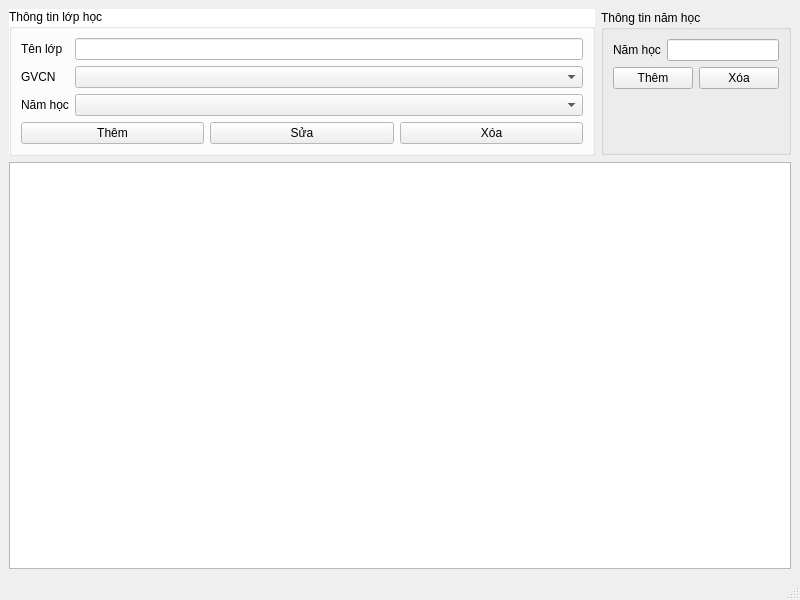
This is HongGrader/quanlylophoc.ui in vumari/HongGrader as Qt 5 draws it before an edit. The edited form follows.
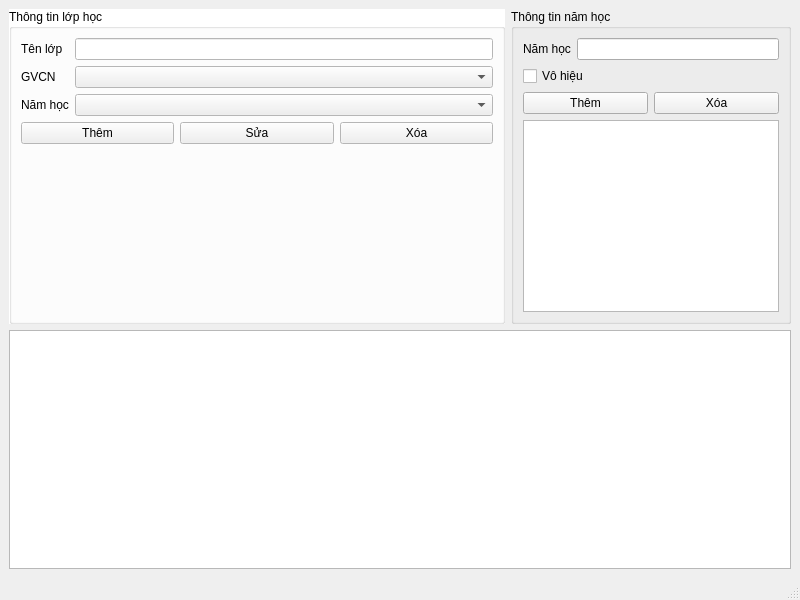
This is the edited form.

Patch:
```diff
--- a/HongGrader/quanlylophoc.ui
+++ b/HongGrader/quanlylophoc.ui
@@ -146,22 +146,6 @@
     </item>
     <item row="0" column="1">
      <layout class="QVBoxLayout" name="verticalLayout">
-      <item>
-       <spacer name="verticalSpacer">
-        <property name="orientation">
-         <enum>Qt::Orientation::Vertical</enum>
-        </property>
-        <property name="sizeType">
-         <enum>QSizePolicy::Policy::Preferred</enum>
-        </property>
-        <property name="sizeHint" stdset="0">
-         <size>
-          <width>20</width>
-          <height>1</height>
-         </size>
-        </property>
-       </spacer>
-      </item>
       <item>
        <widget class="QGroupBox" name="groupBox_2">
         <property name="sizePolicy">
@@ -173,8 +157,10 @@
         <property name="title">
          <string>Thông tin năm học</string>
         </property>
-        <layout class="QFormLayout" name="formLayout_2">
-         <item row="0" column="0">
+        <layout class="QVBoxLayout" name="verticalLayout_2">
+         <item>
+          <layout class="QHBoxLayout" name="horizontalLayout_2">
+           <item>
           <widget class="QLabel" name="label_4">
            <property name="text">
             <string>Năm học</string>
@@ -184,14 +170,23 @@
            </property>
           </widget>
          </item>
-         <item row="0" column="1">
+           <item>
           <widget class="QLineEdit" name="LEnamhocmoi">
            <property name="maxLength">
             <number>30</number>
            </property>
           </widget>
          </item>
-         <item row="1" column="0" colspan="2">
+          </layout>
+         </item>
+         <item>
+          <widget class="QCheckBox" name="checkBox">
+           <property name="text">
+            <string>Vô hiệu</string>
+           </property>
+          </widget>
+         </item>
+         <item>
           <layout class="QHBoxLayout" name="horizontalLayout">
            <item>
             <widget class="QPushButton" name="BTthemnamhoc">
@@ -209,24 +204,24 @@
            </item>
           </layout>
          </item>
-        </layout>
-       </widget>
-      </item>
       <item>
-       <spacer name="verticalSpacer_2">
-        <property name="orientation">
-         <enum>Qt::Orientation::Vertical</enum>
-        </property>
-        <property name="sizeType">
-         <enum>QSizePolicy::Policy::Preferred</enum>
-        </property>
-        <property name="sizeHint" stdset="0">
+          <widget class="QListWidget" name="listWidget">
+           <property name="sizePolicy">
+            <sizepolicy hsizetype="Fixed" vsizetype="Fixed">
+             <horstretch>0</horstretch>
+             <verstretch>0</verstretch>
+            </sizepolicy>
+           </property>
+           <property name="maximumSize">
          <size>
-          <width>20</width>
-          <height>1</height>
-         </size>
-        </property>
-       </spacer>
+             <width>2000000</width>
+             <height>2000000</height>
+            </size>
+           </property>
+          </widget>
+         </item>
+        </layout>
+       </widget>
       </item>
      </layout>
     </item>
```
Lines whose indentation alone changed are shown as unchanged.
